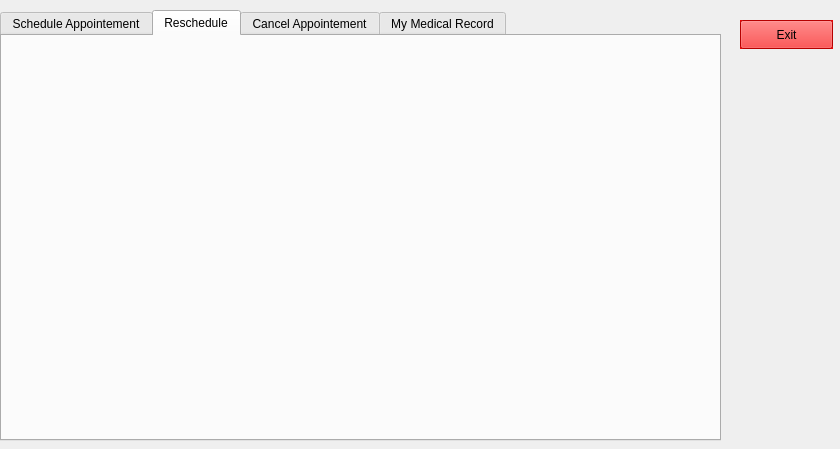
Old version of the form HMS/user.ui in the repository moazelshafey/HMS_CSLab.
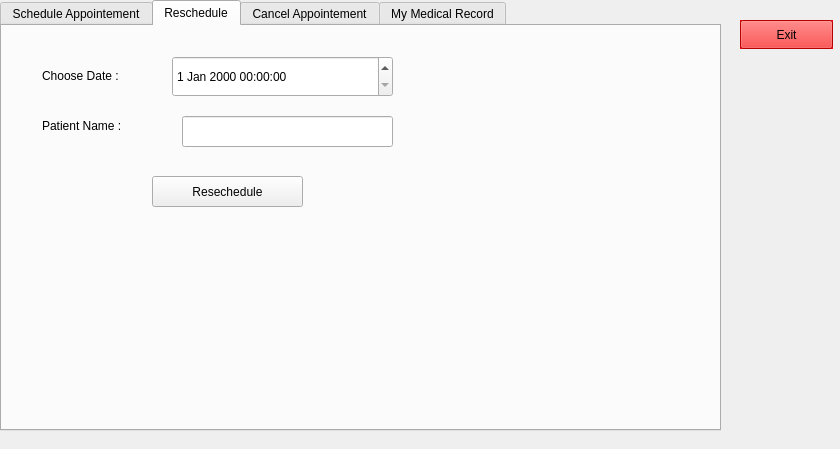
New version of the form. The open tabs and pages were chosen to show the change. Icons and pictures are not drawn.

What changed in the file:
```diff
--- a/HMS/user.ui
+++ b/HMS/user.ui
@@ -30,7 +30,7 @@
    <property name="geometry">
     <rect>
      <x>0</x>
-     <y>10</y>
+     <y>0</y>
      <width>721</width>
      <height>431</height>
     </rect>
@@ -47,6 +47,68 @@
     <attribute name="title">
      <string>Reschedule</string>
     </attribute>
+    <widget class="QPushButton" name="resechedulebuttom">
+     <property name="geometry">
+      <rect>
+       <x>150</x>
+       <y>150</y>
+       <width>151</width>
+       <height>31</height>
+      </rect>
+     </property>
+     <property name="text">
+      <string>Resechedule</string>
+     </property>
+    </widget>
+    <widget class="QLabel" name="label_4">
+     <property name="geometry">
+      <rect>
+       <x>40</x>
+       <y>90</y>
+       <width>111</width>
+       <height>20</height>
+      </rect>
+     </property>
+     <property name="text">
+      <string>Patient Name : </string>
+     </property>
+    </widget>
+    <widget class="QLabel" name="label_5">
+     <property name="geometry">
+      <rect>
+       <x>40</x>
+       <y>40</y>
+       <width>101</width>
+       <height>20</height>
+      </rect>
+     </property>
+     <property name="text">
+      <string>Choose Date :</string>
+     </property>
+    </widget>
+    <widget class="QLineEdit" name="patientname2">
+     <property name="geometry">
+      <rect>
+       <x>180</x>
+       <y>90</y>
+       <width>211</width>
+       <height>31</height>
+      </rect>
+     </property>
+     <property name="text">
+      <string/>
+     </property>
+    </widget>
+    <widget class="QDateTimeEdit" name="dateTimeEdit_3">
+     <property name="geometry">
+      <rect>
+       <x>170</x>
+       <y>30</y>
+       <width>221</width>
+       <height>41</height>
+      </rect>
+     </property>
+    </widget>
    </widget>
    <widget class="QWidget" name="tab_3">
     <attribute name="title">
```
Left out of the diff: 147 changed lines with no effect on the pictures.
